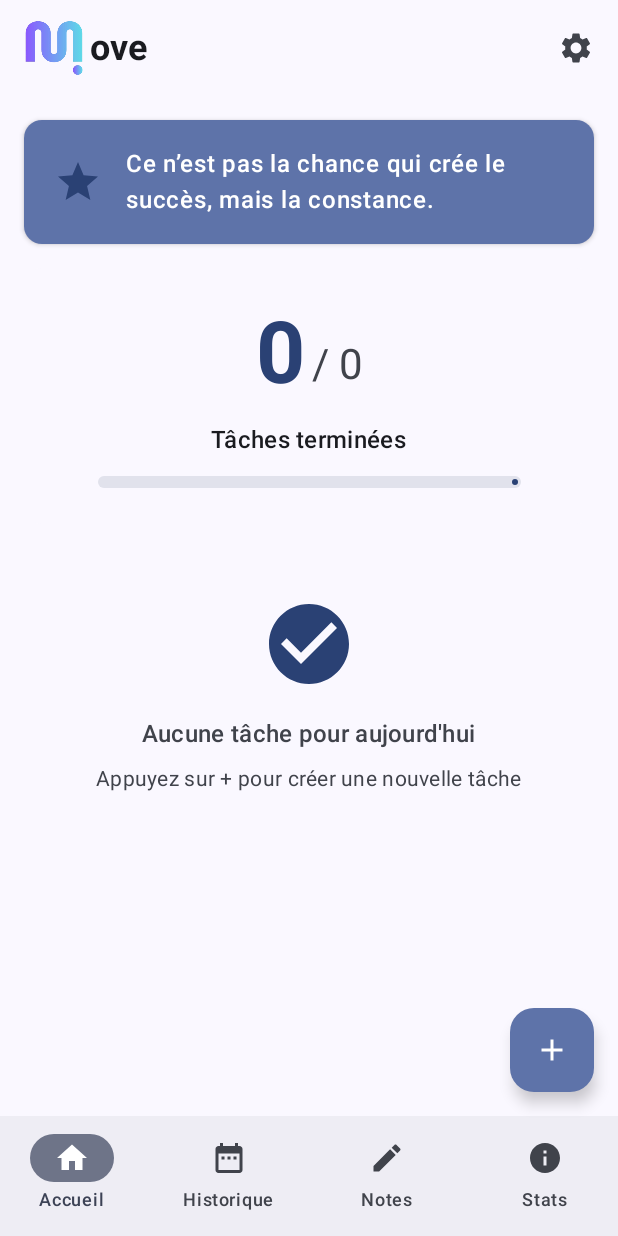
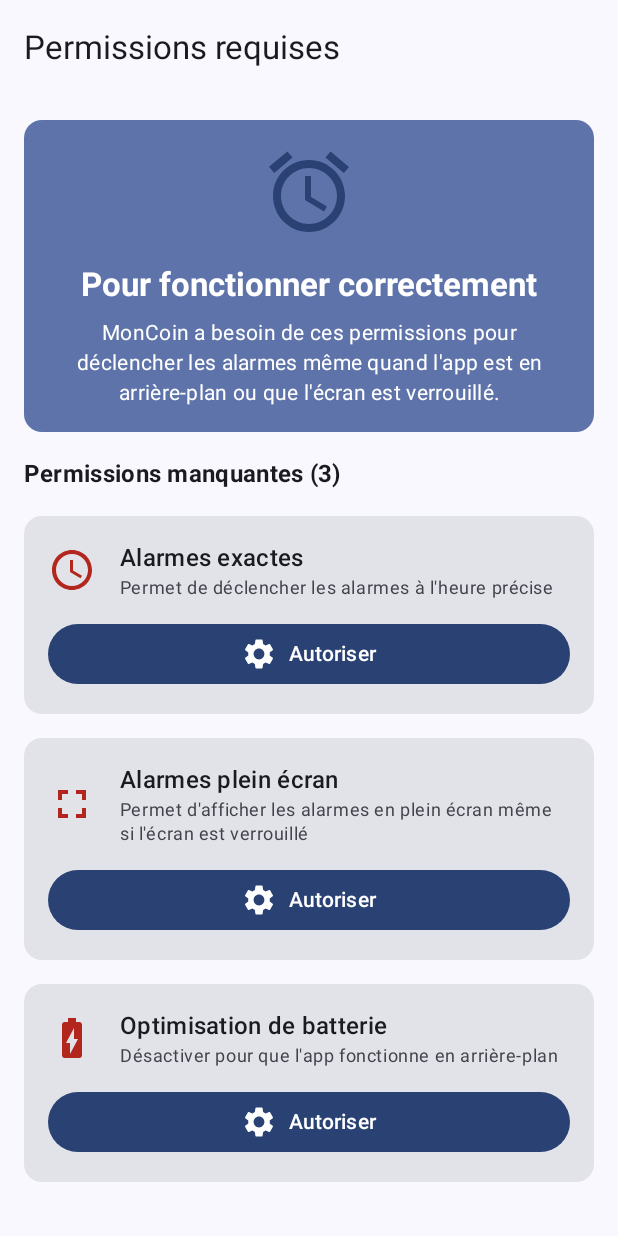
Before and after one commit to Noubissie237/mon-coin, an Android app built with Jetpack Compose: the screen it shows after launch (MainActivity), on a phone screen of 412 x 824 dp. Run offline under Robolectric (Android 15) with nearby library versions, the phone set to English and light mode, and no system bars; our stand-ins replace Dagger/Hilt's generated code; 1 statement that could not run was skipped.

Commit message:
Test de correction arrière plan

```diff
--- a/app/src/main/java/com/propentatech/moncoin/MainActivity.kt
+++ b/app/src/main/java/com/propentatech/moncoin/MainActivity.kt
@@ -13,9 +13,12 @@ import androidx.activity.enableEdgeToEdge
 import androidx.activity.result.contract.ActivityResultContracts
 import androidx.compose.foundation.layout.fillMaxSize
 import androidx.compose.material3.Surface
+import androidx.compose.runtime.*
 import androidx.compose.ui.Modifier
 import androidx.navigation.compose.rememberNavController
 import com.propentatech.moncoin.ui.navigation.NavGraph
+import com.propentatech.moncoin.ui.screen.permissions.PermissionsHelper
+import com.propentatech.moncoin.ui.screen.permissions.PermissionsScreen
 import com.propentatech.moncoin.ui.theme.MonCoinTheme
 import dagger.hilt.android.AndroidEntryPoint
 
@@ -50,8 +53,20 @@ class MainActivity : ComponentActivity() {
         setContent {
             MonCoinTheme {
                 Surface(modifier = Modifier.fillMaxSize()) {
-                    val navController = rememberNavController()
-                    NavGraph(navController = navController)
+                    var hasAllPermissions by remember {
+                        mutableStateOf(PermissionsHelper.hasAllCriticalPermissions(this))
+                    }
+
+                    if (hasAllPermissions) {
+                        val navController = rememberNavController()
+                        NavGraph(navController = navController)
+                    } else {
+                        PermissionsScreen(
+                            onAllPermissionsGranted = {
+                                hasAllPermissions = true
+                            }
+                        )
+                    }
                 }
             }
         }
--- /dev/null
+++ b/app/src/main/java/com/propentatech/moncoin/ui/screen/permissions/PermissionsHelper.kt
@@ -0,0 +1,185 @@
+package com.propentatech.moncoin.ui.screen.permissions
+
+import android.Manifest
+import android.app.AlarmManager
+import android.app.NotificationManager
+import android.content.Context
+import android.content.Intent
+import android.net.Uri
+import android.os.Build
+import android.os.PowerManager
+import android.provider.Settings
+import androidx.annotation.RequiresApi
+import androidx.core.content.ContextCompat
+
+/**
+ * Helper pour gérer toutes les permissions nécessaires au bon fonctionnement de l'app
+ */
+object PermissionsHelper {
+
+    /**
+     * Vérifie si toutes les permissions critiques sont accordées
+     */
+    fun hasAllCriticalPermissions(context: Context): Boolean {
+        return hasNotificationPermission(context) &&
+               hasExactAlarmPermission(context) &&
+               hasFullScreenIntentPermission(context) &&
+               isBatteryOptimizationDisabled(context)
+    }
+
+    /**
+     * Vérifie la permission de notifications (Android 13+)
+     */
+    fun hasNotificationPermission(context: Context): Boolean {
+        return if (Build.VERSION.SDK_INT >= Build.VERSION_CODES.TIRAMISU) {
+            ContextCompat.checkSelfPermission(
+                context,
+                Manifest.permission.POST_NOTIFICATIONS
+            ) == android.content.pm.PackageManager.PERMISSION_GRANTED
+        } else {
+            true // Pas besoin sur les versions antérieures
+        }
+    }
+
+    /**
+     * Vérifie la permission d'alarmes exactes (Android 12+)
+     */
+    fun hasExactAlarmPermission(context: Context): Boolean {
+        return if (Build.VERSION.SDK_INT >= Build.VERSION_CODES.S) {
+            val alarmManager = context.getSystemService(Context.ALARM_SERVICE) as AlarmManager
+            alarmManager.canScheduleExactAlarms()
+        } else {
+            true // Pas besoin sur les versions antérieures
+        }
+    }
+
+    /**
+     * Vérifie la permission de full-screen intent (Android 14+)
+     */
+    fun hasFullScreenIntentPermission(context: Context): Boolean {
+        return if (Build.VERSION.SDK_INT >= Build.VERSION_CODES.UPSIDE_DOWN_CAKE) {
+            val notificationManager = context.getSystemService(Context.NOTIFICATION_SERVICE) as NotificationManager
+            notificationManager.canUseFullScreenIntent()
+        } else {
+            true // Accordée automatiquement sur les versions antérieures
+        }
+    }
+
+    /**
+     * Vérifie si l'optimisation de batterie est désactivée
+     */
+    fun isBatteryOptimizationDisabled(context: Context): Boolean {
+        val powerManager = context.getSystemService(Context.POWER_SERVICE) as PowerManager
+        return powerManager.isIgnoringBatteryOptimizations(context.packageName)
+    }
+
+    /**
+     * Ouvre les paramètres pour autoriser les alarmes exactes
+     */
+    @RequiresApi(Build.VERSION_CODES.S)
+    fun openExactAlarmSettings(context: Context) {
+        val intent = Intent(Settings.ACTION_REQUEST_SCHEDULE_EXACT_ALARM).apply {
+            data = Uri.parse("package:${context.packageName}")
+        }
+        context.startActivity(intent)
+    }
+
+    /**
+     * Ouvre les paramètres pour autoriser les full-screen intents
+     */
+    @RequiresApi(Build.VERSION_CODES.UPSIDE_DOWN_CAKE)
+    fun openFullScreenIntentSettings(context: Context) {
+        val intent = Intent(Settings.ACTION_MANAGE_APP_USE_FULL_SCREEN_INTENT).apply {
+            data = Uri.parse("package:${context.packageName}")
+        }
+        context.startActivity(intent)
+    }
+
+    /**
+     * Ouvre les paramètres pour désactiver l'optimisation de batterie
+     */
+    fun openBatteryOptimizationSettings(context: Context) {
+        val intent = Intent(Settings.ACTION_REQUEST_IGNORE_BATTERY_OPTIMIZATIONS).apply {
+            data = Uri.parse("package:${context.packageName}")
+        }
+        context.startActivity(intent)
+    }
+
+    /**
+     * Ouvre les paramètres de notifications de l'app
+     */
+    fun openNotificationSettings(context: Context) {
+        val intent = Intent(Settings.ACTION_APP_NOTIFICATION_SETTINGS).apply {
+            putExtra(Settings.EXTRA_APP_PACKAGE, context.packageName)
+        }
+        context.startActivity(intent)
+    }
+
+    /**
+     * Liste des permissions manquantes avec leurs descriptions
+     */
+    fun getMissingPermissions(context: Context): List<PermissionInfo> {
+        val missing = mutableListOf<PermissionInfo>()
+
+        if (!hasNotificationPermission(context)) {
+            missing.add(
+                PermissionInfo(
+                    name = "Notifications",
+                    description = "Nécessaire pour afficher les alarmes et rappels",
+                    isCritical = true,
+                    action = { openNotificationSettings(context) }
+                )
+            )
+        }
+
+        if (!hasExactAlarmPermission(context)) {
+            missing.add(
+                PermissionInfo(
+                    name = "Alarmes exactes",
+                    description = "Permet de déclencher les alarmes à l'heure précise",
+                    isCritical = true,
+                    action = {
+                        if (Build.VERSION.SDK_INT >= Build.VERSION_CODES.S) {
+                            openExactAlarmSettings(context)
+                        }
+                    }
+                )
+            )
+        }
+
+        if (!hasFullScreenIntentPermission(context)) {
+            missing.add(
+                PermissionInfo(
+                    name = "Alarmes plein écran",
+                    description = "Permet d'afficher les alarmes en plein écran même si l'écran est verrouillé",
+                    isCritical = true,
+                    action = {
+                        if (Build.VERSION.SDK_INT >= Build.VERSION_CODES.UPSIDE_DOWN_CAKE) {
+                            openFullScreenIntentSettings(context)
+                        }
+                    }
+                )
+            )
+        }
+
+        if (!isBatteryOptimizationDisabled(context)) {
+            missing.add(
+                PermissionInfo(
+                    name = "Optimisation de batterie",
+                    description = "Désactiver pour que l'app fonctionne en arrière-plan",
+                    isCritical = true,
+                    action = { openBatteryOptimizationSettings(context) }
+                )
+            )
+        }
+
+        return missing
+    }
+}
+
+data class PermissionInfo(
+    val name: String,
+    val description: String,
+    val isCritical: Boolean,
+    val action: () -> Unit
+)
--- /dev/null
+++ b/app/src/main/java/com/propentatech/moncoin/ui/screen/permissions/PermissionsScreen.kt
@@ -0,0 +1,225 @@
+package com.propentatech.moncoin.ui.screen.permissions
+
+import android.Manifest
+import android.os.Build
+import androidx.activity.compose.rememberLauncherForActivityResult
+import androidx.activity.result.contract.ActivityResultContracts
+import androidx.compose.foundation.layout.*
+import androidx.compose.foundation.lazy.LazyColumn
+import androidx.compose.foundation.lazy.items
+import androidx.compose.material.icons.Icons
+import androidx.compose.material.icons.filled.*
+import androidx.compose.material3.*
+import androidx.compose.runtime.*
+import androidx.compose.ui.Alignment
+import androidx.compose.ui.Modifier
+import androidx.compose.ui.platform.LocalContext
+import androidx.compose.ui.text.font.FontWeight
+import androidx.compose.ui.text.style.TextAlign
+import androidx.compose.ui.unit.dp
+
+@OptIn(ExperimentalMaterial3Api::class)
+@Composable
+fun PermissionsScreen(
+    onAllPermissionsGranted: () -> Unit
+) {
+    val context = LocalContext.current
+    var missingPermissions by remember { mutableStateOf(PermissionsHelper.getMissingPermissions(context)) }
+
+    // Launcher pour la permission de notifications (Android 13+)
+    val notificationPermissionLauncher = rememberLauncherForActivityResult(
+        contract = ActivityResultContracts.RequestPermission()
+    ) { isGranted ->
+        if (isGranted) {
+            missingPermissions = PermissionsHelper.getMissingPermissions(context)
+            if (missingPermissions.isEmpty()) {
+                onAllPermissionsGranted()
+            }
+        }
+    }
+
+    // Vérifier périodiquement si les permissions ont été accordées
+    LaunchedEffect(Unit) {
+        kotlinx.coroutines.delay(1000)
+        while (true) {
+            missingPermissions = PermissionsHelper.getMissingPermissions(context)
+            if (missingPermissions.isEmpty()) {
+                onAllPermissionsGranted()
+                break
+            }
+            kotlinx.coroutines.delay(2000)
+        }
+    }
+
+    Scaffold(
+        topBar = {
+            TopAppBar(
+                title = { Text("Permissions requises") }
+            )
+        }
+    ) { paddingValues ->
+        LazyColumn(
+            modifier = Modifier
+                .fillMaxSize()
+                .padding(paddingValues)
+                .padding(16.dp),
+            verticalArrangement = Arrangement.spacedBy(16.dp)
+        ) {
+            item {
+                Card(
+                    colors = CardDefaults.cardColors(
+                        containerColor = MaterialTheme.colorScheme.primaryContainer
+                    )
+                ) {
+                    Column(
+                        modifier = Modifier.padding(16.dp),
+                        horizontalAlignment = Alignment.CenterHorizontally
+                    ) {
+                        Icon(
+                            imageVector = Icons.Default.Alarm,
+                            contentDescription = null,
+                            modifier = Modifier.size(64.dp),
+                            tint = MaterialTheme.colorScheme.primary
+                        )
+                        Spacer(modifier = Modifier.height(16.dp))
+                        Text(
+                            text = "Pour fonctionner correctement",
+                            style = MaterialTheme.typography.titleLarge,
+                            fontWeight = FontWeight.Bold,
+                            textAlign = TextAlign.Center
+                        )
+                        Spacer(modifier = Modifier.height(8.dp))
+                        Text(
+                            text = "MonCoin a besoin de ces permissions pour déclencher les alarmes même quand l'app est en arrière-plan ou que l'écran est verrouillé.",
+                            style = MaterialTheme.typography.bodyMedium,
+                            textAlign = TextAlign.Center,
+                            color = MaterialTheme.colorScheme.onPrimaryContainer
+                        )
+                    }
+                }
+            }
+
+            if (missingPermissions.isEmpty()) {
+                item {
+                    Card(
+                        colors = CardDefaults.cardColors(
+                            containerColor = MaterialTheme.colorScheme.tertiaryContainer
+                        )
+                    ) {
+                        Row(
+                            modifier = Modifier
+                                .fillMaxWidth()
+                                .padding(16.dp),
+                            verticalAlignment = Alignment.CenterVertically
+                        ) {
+                            Icon(
+                                imageVector = Icons.Default.CheckCircle,
+                                contentDescription = null,
+                                tint = MaterialTheme.colorScheme.tertiary,
+                                modifier = Modifier.size(32.dp)
+                            )
+                            Spacer(modifier = Modifier.width(16.dp))
+                            Text(
+                                text = "Toutes les permissions sont accordées !",
+                                style = MaterialTheme.typography.titleMedium,
+                                fontWeight = FontWeight.Bold,
+                                color = MaterialTheme.colorScheme.onTertiaryContainer
+                            )
+                        }
+                    }
+                }
+            } else {
+                item {
+                    Text(
+                        text = "Permissions manquantes (${missingPermissions.size})",
+                        style = MaterialTheme.typography.titleMedium,
+                        fontWeight = FontWeight.Bold
+                    )
+                }
+
+                items(missingPermissions) { permission ->
+                    PermissionCard(
+                        permissionInfo = permission,
+                        onRequestPermission = {
+                            if (permission.name == "Notifications" &&
+                                Build.VERSION.SDK_INT >= Build.VERSION_CODES.TIRAMISU) {
+                                notificationPermissionLauncher.launch(Manifest.permission.POST_NOTIFICATIONS)
+                            } else {
+                                permission.action()
+                            }
+                        }
+                    )
+                }
+            }
+
+            item {
+                Spacer(modifier = Modifier.height(16.dp))
+                Text(
+                    text = "💡 Astuce : Après avoir accordé une permission, revenez à cette page pour vérifier.",
+                    style = MaterialTheme.typography.bodySmall,
+                    color = MaterialTheme.colorScheme.onSurfaceVariant,
+                    textAlign = TextAlign.Center,
+                    modifier = Modifier.fillMaxWidth()
+                )
+            }
+        }
+    }
+}
+
+@Composable
+fun PermissionCard(
+    permissionInfo: PermissionInfo,
+    onRequestPermission: () -> Unit
+) {
+    Card(
+        modifier = Modifier.fillMaxWidth()
+    ) {
+        Column(
+            modifier = Modifier.padding(16.dp)
+        ) {
+            Row(
+                verticalAlignment = Alignment.CenterVertically
+            ) {
+                Icon(
+                    imageVector = when (permissionInfo.name) {
+                        "Notifications" -> Icons.Default.Notifications
+                        "Alarmes exactes" -> Icons.Default.Schedule
+                        "Alarmes plein écran" -> Icons.Default.Fullscreen
+                        "Optimisation de batterie" -> Icons.Default.BatteryChargingFull
+                        else -> Icons.Default.Settings
+                    },
+                    contentDescription = null,
+                    tint = if (permissionInfo.isCritical)
+                        MaterialTheme.colorScheme.error
+                    else
+                        MaterialTheme.colorScheme.primary,
+                    modifier = Modifier.size(32.dp)
+                )
+                Spacer(modifier = Modifier.width(16.dp))
+                Column(modifier = Modifier.weight(1f)) {
+                    Text(
+                        text = permissionInfo.name,
+                        style = MaterialTheme.typography.titleMedium,
+                        fontWeight = FontWeight.SemiBold
+                    )
+                    Text(
+                        text = permissionInfo.description,
+                        style = MaterialTheme.typography.bodySmall,
+                        color = MaterialTheme.colorScheme.onSurfaceVariant
+                    )
+                }
+            }
+
+            Spacer(modifier = Modifier.height(12.dp))
+
+            Button(
+                onClick = onRequestPermission,
+                modifier = Modifier.fillMaxWidth()
+            ) {
+                Icon(Icons.Default.Settings, contentDescription = null)
+                Spacer(modifier = Modifier.width(8.dp))
+                Text("Autoriser")
+            }
+        }
+    }
+}
```
Also changed, not shown: app/src/main/java/com/propentatech/moncoin/alarm/AlarmReceiver.kt (+18 -24 lines), app/src/main/java/com/propentatech/moncoin/ui/screen/task/create/TaskCreateScreen.kt (+32 -1 lines), app/src/main/java/com/propentatech/moncoin/ui/screen/task/create/TaskCreateViewModel.kt (+8 -0 lines).
